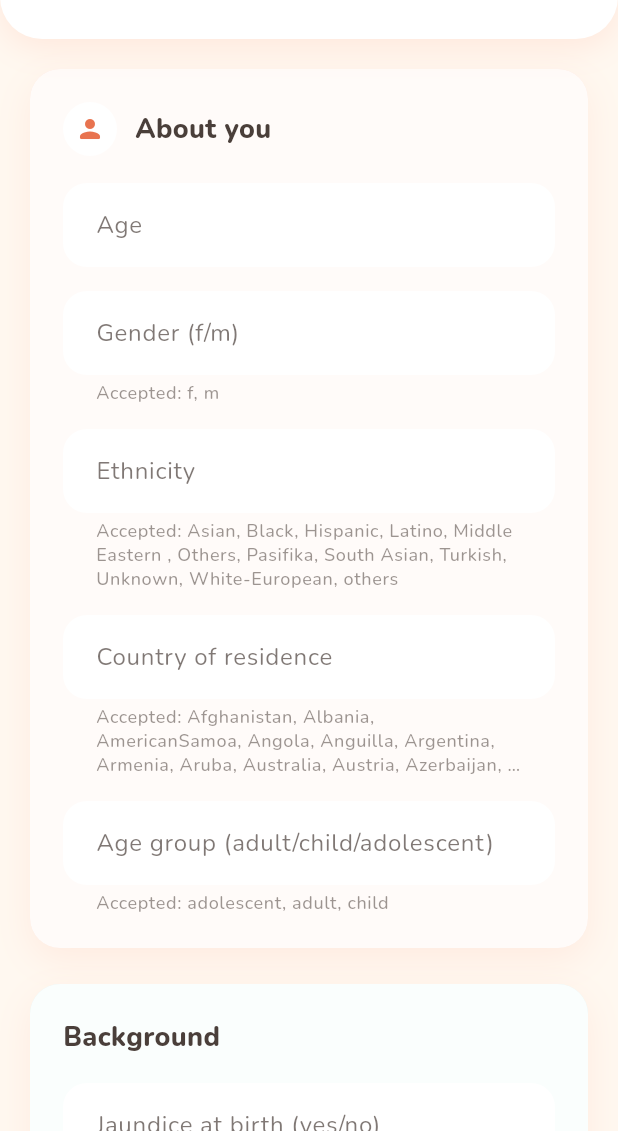
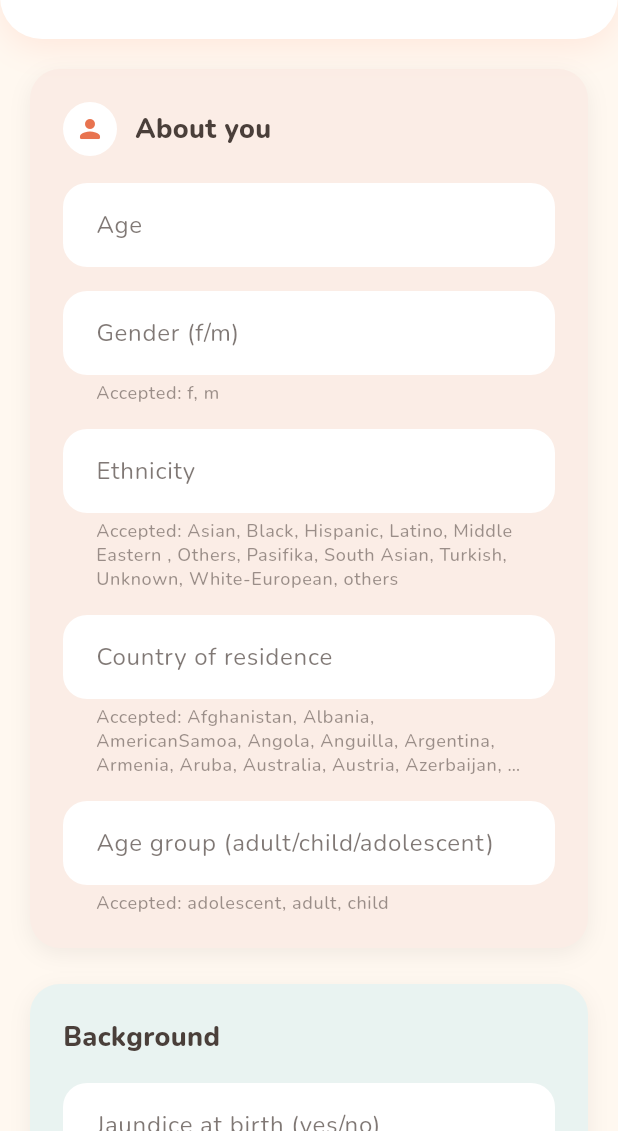
Before and after one commit to Divine-kuzo/linear_regression_model, a Flutter app: the screen it shows after launch, on a phone screen of 412 x 824 dp, the part 105-1236 px from its top. Run offline on Flutter 3.47's test engine with Material 3 defaults, Android fonts, the phone set to English and light mode, and no system bars; our stand-ins replace google_fonts.

Commit message:
polish step 1: replace layered transparency with solid muted pastel cards for smoother scrolling

```diff
--- a/summative/FlutterApp/lib/main.dart
+++ b/summative/FlutterApp/lib/main.dart
@@ -192,25 +192,19 @@ class _PredictionPageState extends State<PredictionPage> {
 
   Widget _sectionCard({required Color tintColor, required Widget child}) {
     return Container(
+      padding: const EdgeInsets.all(22),
       decoration: BoxDecoration(
         color: tintColor,
         borderRadius: BorderRadius.circular(20),
         boxShadow: [
           BoxShadow(
-            color: BoboColors.coral.withValues(alpha: 0.12),
-            blurRadius: 20,
-            offset: const Offset(0, 8),
+            color: BoboColors.textDark.withValues(alpha: 0.08),
+            blurRadius: 12,
+            offset: const Offset(0, 4),
           ),
         ],
       ),
-      child: ClipRRect(
-        borderRadius: BorderRadius.circular(20),
-        child: Container(
-          color: Colors.white.withValues(alpha: 0.85),
-          padding: const EdgeInsets.all(22),
-          child: child,
-        ),
-      ),
+      child: child,
     );
   }
 
@@ -284,7 +278,7 @@ class _PredictionPageState extends State<PredictionPage> {
             crossAxisAlignment: CrossAxisAlignment.stretch,
             children: [
               _sectionCard(
-                tintColor: BoboColors.softCoral,
+                tintColor: BoboColors.mutedCoral,
                 child: Column(
                   crossAxisAlignment: CrossAxisAlignment.stretch,
                   children: [
@@ -324,7 +318,7 @@ class _PredictionPageState extends State<PredictionPage> {
               ),
               const SizedBox(height: 24),
               _sectionCard(
-                tintColor: BoboColors.softTeal,
+                tintColor: BoboColors.mutedTeal,
                 child: Column(
                   crossAxisAlignment: CrossAxisAlignment.stretch,
                   children: [
--- a/summative/FlutterApp/lib/theme.dart
+++ b/summative/FlutterApp/lib/theme.dart
@@ -10,6 +10,8 @@ class BoboColors {
   static const cardBackground = Color(0xFFFFFFFF);
   static const softCoral = Color(0xFFFFE4D9);
   static const softTeal = Color(0xFFDFF5F1);
+  static const mutedCoral = Color(0xFFFBEDE6);
+  static const mutedTeal = Color(0xFFE9F3F1);
   static const textDark = Color(0xFF4A3F3A);
 }
 
```
